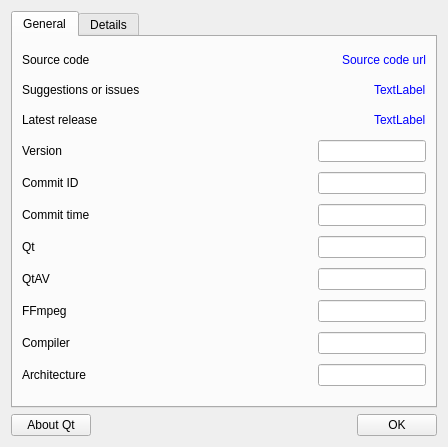
Above: src/forms/aboutdialog.ui from wangwenx190/dynamic-desktop before the change. Below: the same form after it.
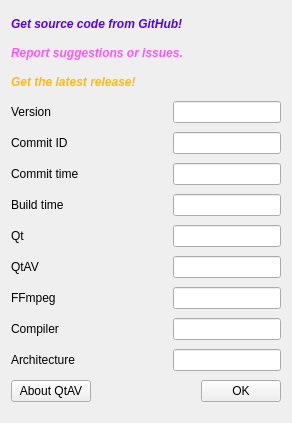
That is the form after the change. Icons and pictures are not drawn.

Patch:
```diff
--- a/src/forms/aboutdialog.ui
+++ b/src/forms/aboutdialog.ui
@@ -6,8 +6,8 @@
    <rect>
     <x>0</x>
     <y>0</y>
-    <width>448</width>
-    <height>447</height>
+    <width>292</width>
+    <height>423</height>
    </rect>
   </property>
   <property name="windowTitle">
@@ -17,21 +17,11 @@
    <iconset resource="../images.qrc">
     <normaloff>:/icon.ico</normaloff>:/icon.ico</iconset>
   </property>
-  <layout class="QVBoxLayout" name="verticalLayout_3">
-   <item>
-    <widget class="QTabWidget" name="tabWidget">
-     <property name="currentIndex">
-      <number>0</number>
-     </property>
-     <widget class="QWidget" name="tab_general">
-      <attribute name="title">
-       <string>General</string>
-      </attribute>
       <layout class="QVBoxLayout" name="verticalLayout">
        <item>
         <layout class="QHBoxLayout" name="horizontalLayout_2">
          <item>
-          <widget class="QLabel" name="label">
+      <widget class="QLabel" name="label_source">
            <property name="sizePolicy">
             <sizepolicy hsizetype="Preferred" vsizetype="Fixed">
              <horstretch>0</horstretch>
@@ -39,7 +29,10 @@
             </sizepolicy>
            </property>
            <property name="text">
-            <string>Source code</string>
+        <string>&lt;html&gt;&lt;head/&gt;&lt;body&gt;&lt;p&gt;&lt;span style=&quot; font-weight:600; font-style:italic; color:#5500ff;&quot;&gt;Get source code from GitHub!&lt;/span&gt;&lt;/p&gt;&lt;/body&gt;&lt;/html&gt;</string>
+       </property>
+       <property name="openExternalLinks">
+        <bool>true</bool>
            </property>
           </widget>
          </item>
@@ -56,22 +49,6 @@
            </property>
           </spacer>
          </item>
-         <item>
-          <widget class="QLabel" name="label_url_source">
-           <property name="sizePolicy">
-            <sizepolicy hsizetype="Preferred" vsizetype="Fixed">
-             <horstretch>0</horstretch>
-             <verstretch>0</verstretch>
-            </sizepolicy>
-           </property>
-           <property name="text">
-            <string>&lt;html&gt;&lt;head/&gt;&lt;body&gt;&lt;p&gt;&lt;span style=&quot; color:#0000ff;&quot;&gt;Source code url&lt;/span&gt;&lt;/p&gt;&lt;/body&gt;&lt;/html&gt;</string>
-           </property>
-           <property name="openExternalLinks">
-            <bool>true</bool>
-           </property>
-          </widget>
-         </item>
         </layout>
        </item>
        <item>
@@ -85,7 +62,10 @@
             </sizepolicy>
            </property>
            <property name="text">
-            <string>Suggestions or issues</string>
+        <string>&lt;html&gt;&lt;head/&gt;&lt;body&gt;&lt;p&gt;&lt;span style=&quot; font-weight:600; font-style:italic; color:#ff55ff;&quot;&gt;Report suggestions or issues.&lt;/span&gt;&lt;/p&gt;&lt;/body&gt;&lt;/html&gt;</string>
+       </property>
+       <property name="openExternalLinks">
+        <bool>true</bool>
            </property>
           </widget>
          </item>
@@ -102,22 +82,6 @@
            </property>
           </spacer>
          </item>
-         <item>
-          <widget class="QLabel" name="label_url_issues">
-           <property name="sizePolicy">
-            <sizepolicy hsizetype="Preferred" vsizetype="Fixed">
-             <horstretch>0</horstretch>
-             <verstretch>0</verstretch>
-            </sizepolicy>
-           </property>
-           <property name="text">
-            <string>&lt;html&gt;&lt;head/&gt;&lt;body&gt;&lt;p&gt;&lt;span style=&quot; color:#0000ff;&quot;&gt;TextLabel&lt;/span&gt;&lt;/p&gt;&lt;/body&gt;&lt;/html&gt;</string>
-           </property>
-           <property name="openExternalLinks">
-            <bool>true</bool>
-           </property>
-          </widget>
-         </item>
         </layout>
        </item>
        <item>
@@ -131,7 +95,10 @@
             </sizepolicy>
            </property>
            <property name="text">
-            <string>Latest release</string>
+        <string>&lt;html&gt;&lt;head/&gt;&lt;body&gt;&lt;p&gt;&lt;span style=&quot; font-weight:600; font-style:italic; color:#ffb915;&quot;&gt;Get the latest release!&lt;/span&gt;&lt;/p&gt;&lt;/body&gt;&lt;/html&gt;</string>
+       </property>
+       <property name="openExternalLinks">
+        <bool>true</bool>
            </property>
           </widget>
          </item>
@@ -148,22 +115,6 @@
            </property>
           </spacer>
          </item>
-         <item>
-          <widget class="QLabel" name="label_url_release">
-           <property name="sizePolicy">
-            <sizepolicy hsizetype="Preferred" vsizetype="Fixed">
-             <horstretch>0</horstretch>
-             <verstretch>0</verstretch>
-            </sizepolicy>
-           </property>
-           <property name="text">
-            <string>&lt;html&gt;&lt;head/&gt;&lt;body&gt;&lt;p&gt;&lt;span style=&quot; color:#0000ff;&quot;&gt;TextLabel&lt;/span&gt;&lt;/p&gt;&lt;/body&gt;&lt;/html&gt;</string>
-           </property>
-           <property name="openExternalLinks">
-            <bool>true</bool>
-           </property>
-          </widget>
-         </item>
         </layout>
        </item>
        <item>
@@ -295,6 +246,49 @@
          </item>
         </layout>
        </item>
+   <item>
+    <layout class="QHBoxLayout" name="horizontalLayout_13">
+     <item>
+      <widget class="QLabel" name="label">
+       <property name="sizePolicy">
+        <sizepolicy hsizetype="Preferred" vsizetype="Fixed">
+         <horstretch>0</horstretch>
+         <verstretch>0</verstretch>
+        </sizepolicy>
+       </property>
+       <property name="text">
+        <string>Build time</string>
+       </property>
+      </widget>
+     </item>
+     <item>
+      <spacer name="horizontalSpacer_13">
+       <property name="orientation">
+        <enum>Qt::Horizontal</enum>
+       </property>
+       <property name="sizeHint" stdset="0">
+        <size>
+         <width>40</width>
+         <height>20</height>
+        </size>
+       </property>
+      </spacer>
+     </item>
+     <item>
+      <widget class="QLineEdit" name="lineEdit_build_time">
+       <property name="sizePolicy">
+        <sizepolicy hsizetype="Minimum" vsizetype="Fixed">
+         <horstretch>0</horstretch>
+         <verstretch>0</verstretch>
+        </sizepolicy>
+       </property>
+       <property name="readOnly">
+        <bool>true</bool>
+       </property>
+      </widget>
+     </item>
+    </layout>
+   </item>
        <item>
         <layout class="QHBoxLayout" name="horizontalLayout_8">
          <item>
@@ -510,26 +504,12 @@
          </item>
         </layout>
        </item>
-      </layout>
-     </widget>
-     <widget class="QWidget" name="tab_details">
-      <attribute name="title">
-       <string>Details</string>
-      </attribute>
-      <layout class="QVBoxLayout" name="verticalLayout_2">
-       <item>
-        <widget class="QTextBrowser" name="textBrowser"/>
-       </item>
-      </layout>
-     </widget>
-    </widget>
-   </item>
    <item>
     <layout class="QHBoxLayout" name="horizontalLayout">
      <item>
       <widget class="QPushButton" name="pushButton_aboutQt">
        <property name="text">
-        <string>About Qt</string>
+        <string>About QtAV</string>
        </property>
       </widget>
      </item>
```
Left out of the diff: 15 changed lines with no effect on the pictures. Lines whose indentation alone changed are shown as unchanged.
